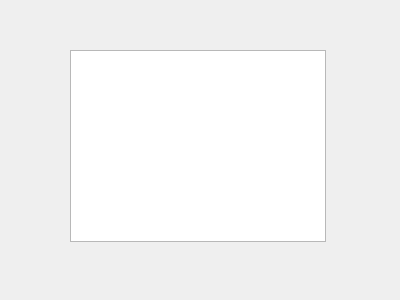
Qt form src/widget.ui (sllendy/pixelgame) before a commit.
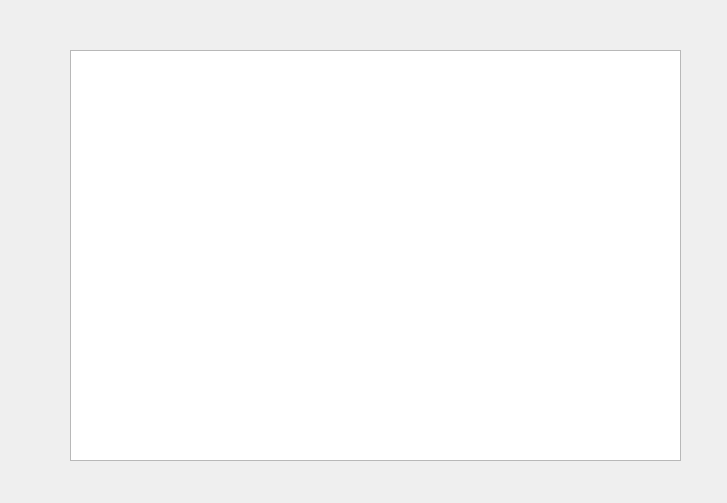
The same form after that commit.

Diff of the .ui file:
```diff
--- a/src/widget.ui
+++ b/src/widget.ui
@@ -6,8 +6,8 @@
    <rect>
     <x>0</x>
     <y>0</y>
-    <width>400</width>
-    <height>300</height>
+    <width>727</width>
+    <height>503</height>
    </rect>
   </property>
   <property name="windowTitle">
@@ -18,8 +18,8 @@
     <rect>
      <x>70</x>
      <y>50</y>
-     <width>256</width>
-     <height>192</height>
+     <width>611</width>
+     <height>411</height>
     </rect>
    </property>
   </widget>
```
